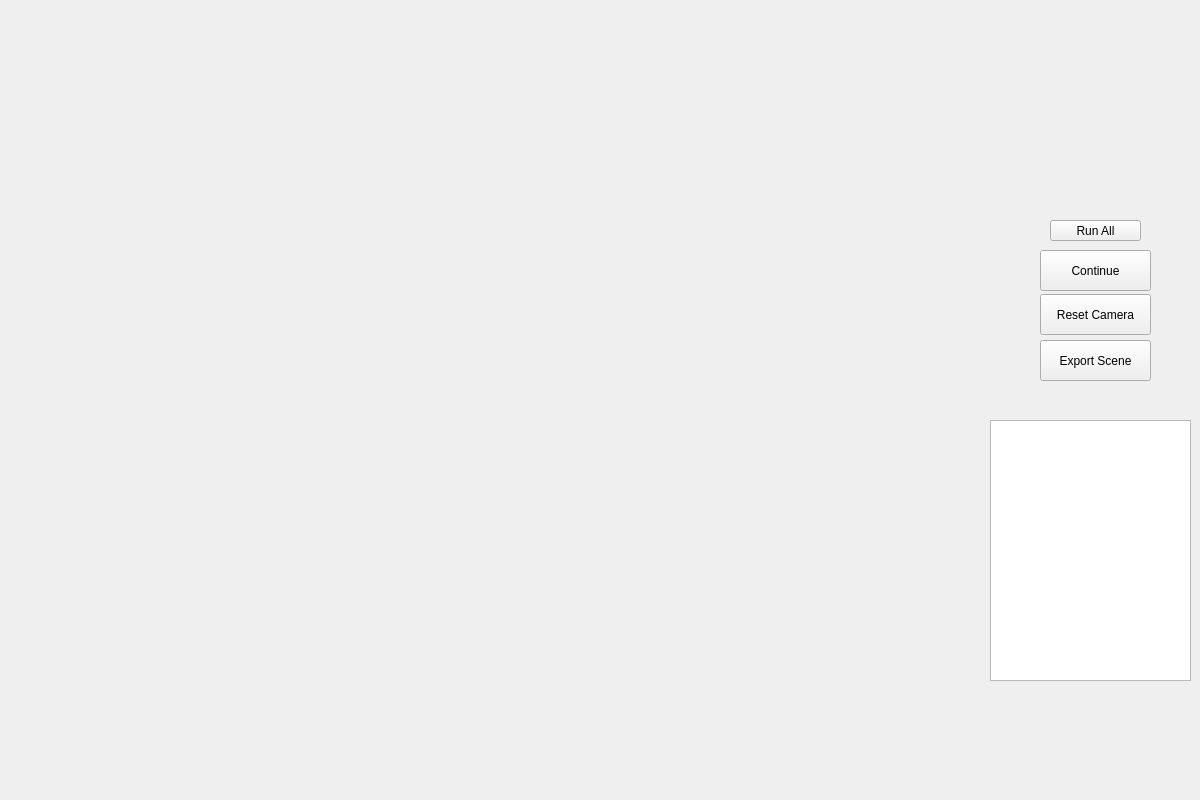
First picture: the form in window.ui, repository DrJPepper/primitives-visualizer, before the edit.
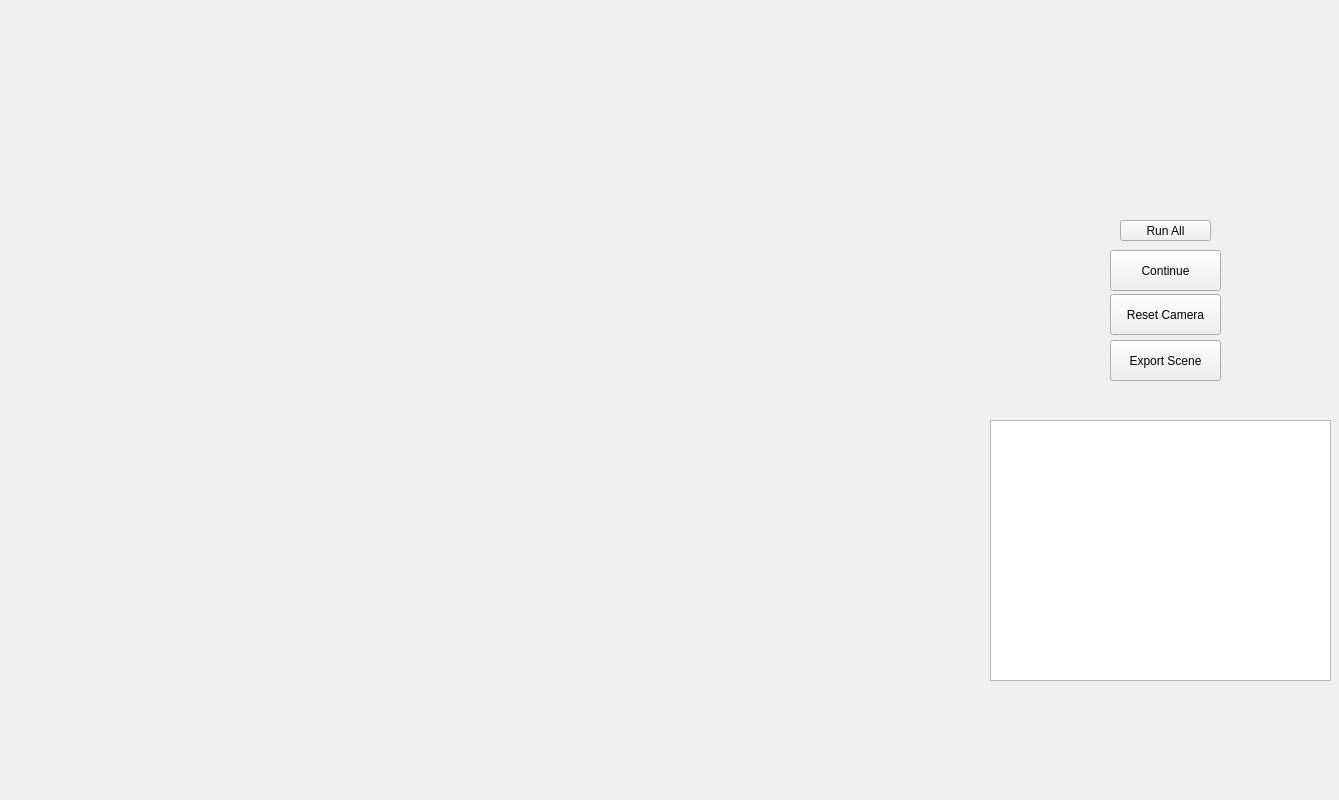
Second picture: the form after the edit.

Commit message: Added flag for camera reset, widened window

Diff of the .ui file:
```diff
--- a/window.ui
+++ b/window.ui
@@ -6,7 +6,7 @@
    <rect>
     <x>0</x>
     <y>0</y>
-    <width>1200</width>
+    <width>1339</width>
     <height>800</height>
    </rect>
   </property>
@@ -19,7 +19,7 @@
      <rect>
       <x>990</x>
       <y>420</y>
-      <width>201</width>
+      <width>341</width>
       <height>261</height>
      </rect>
     </property>
@@ -27,7 +27,7 @@
    <widget class="QPushButton" name="centerButton">
     <property name="geometry">
      <rect>
-      <x>1040</x>
+      <x>1110</x>
       <y>294</y>
       <width>111</width>
       <height>41</height>
@@ -50,7 +50,7 @@
    <widget class="QPushButton" name="exportButton">
     <property name="geometry">
      <rect>
-      <x>1040</x>
+      <x>1110</x>
       <y>340</y>
       <width>111</width>
       <height>41</height>
@@ -63,7 +63,7 @@
    <widget class="QPushButton" name="continueButton">
     <property name="geometry">
      <rect>
-      <x>1040</x>
+      <x>1110</x>
       <y>250</y>
       <width>111</width>
       <height>41</height>
@@ -76,7 +76,7 @@
    <widget class="QPushButton" name="runallButton">
     <property name="geometry">
      <rect>
-      <x>1050</x>
+      <x>1120</x>
       <y>220</y>
       <width>91</width>
       <height>21</height>
```
The commit also changes 1 other file.
